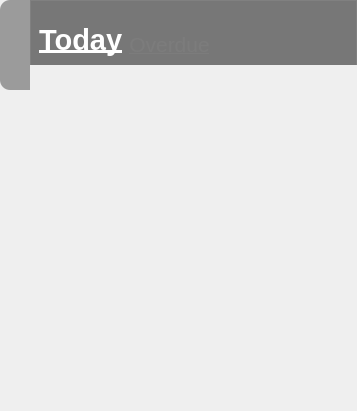
This is gui/todoWidget.ui in WatsonJay/tomato_farm as Qt 5 draws it before an edit. The edited form follows.
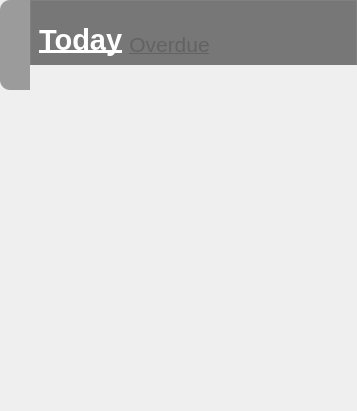
This is the edited form. Icons and pictures are not drawn.

What changed in the file:
```diff
--- a/gui/todoWidget.ui
+++ b/gui/todoWidget.ui
@@ -218,7 +218,7 @@
             <string notr="true">#changeButton{
 	border:none;
 	margin-top:10px;
-	color: rgb(124, 124, 124);
+	color: rgb(98, 98, 98);
 }</string>
            </property>
            <property name="text">
```
